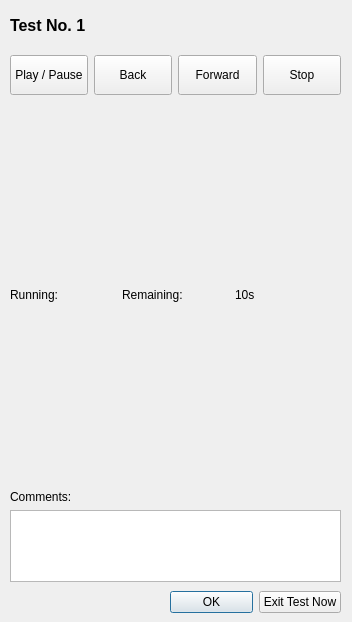
Old version of the form testexecution.ui in the repository burnfx/rqt.
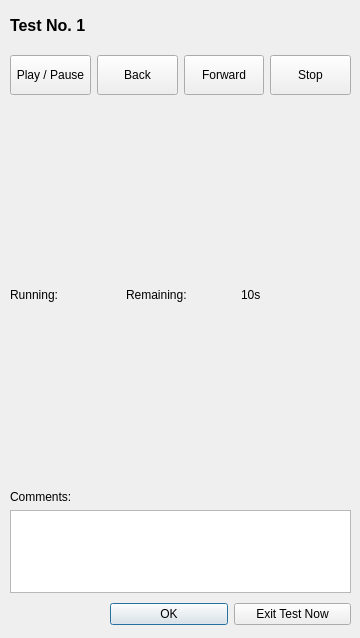
New version of the form.

Diff of the .ui file:
```diff
--- a/testexecution.ui
+++ b/testexecution.ui
@@ -6,8 +6,8 @@
    <rect>
     <x>0</x>
     <y>0</y>
-    <width>352</width>
-    <height>622</height>
+    <width>360</width>
+    <height>638</height>
    </rect>
   </property>
   <property name="windowTitle">
@@ -16,15 +16,21 @@
   <widget class="QWidget" name="horizontalLayoutWidget">
    <property name="geometry">
     <rect>
-     <x>170</x>
-     <y>590</y>
-     <width>171</width>
-     <height>25</height>
+     <x>110</x>
+     <y>600</y>
+     <width>241</width>
+     <height>29</height>
     </rect>
    </property>
    <layout class="QHBoxLayout" name="horizontalLayout">
     <item>
      <widget class="QPushButton" name="okCMDB">
+      <property name="maximumSize">
+       <size>
+        <width>150</width>
+        <height>16777215</height>
+       </size>
+      </property>
       <property name="text">
        <string>OK</string>
       </property>
@@ -32,6 +38,12 @@
     </item>
     <item>
      <widget class="QPushButton" name="exitCMDB">
+      <property name="maximumSize">
+       <size>
+        <width>150</width>
+        <height>16777215</height>
+       </size>
+      </property>
       <property name="text">
        <string>Exit Test Now</string>
       </property>
@@ -44,8 +56,8 @@
     <rect>
      <x>10</x>
      <y>490</y>
-     <width>331</width>
-     <height>92</height>
+     <width>341</width>
+     <height>103</height>
     </rect>
    </property>
    <layout class="QVBoxLayout" name="verticalLayout">
@@ -66,7 +78,7 @@
     <rect>
      <x>10</x>
      <y>50</y>
-     <width>331</width>
+     <width>341</width>
      <height>51</height>
     </rect>
    </property>
@@ -150,7 +162,7 @@
     <rect>
      <x>10</x>
      <y>110</y>
-     <width>331</width>
+     <width>341</width>
      <height>371</height>
     </rect>
    </property>
```
Left out of the diff: 6 changed lines with no effect on the pictures.
